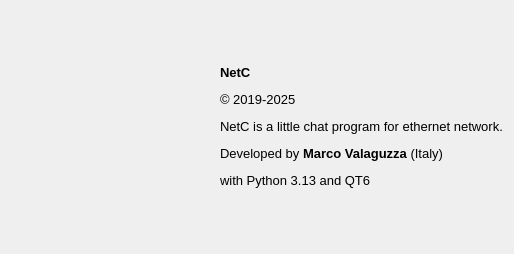
Old version of the form source/qtdesigner/program_info_ui.ui in the repository MValaguz/Echo.
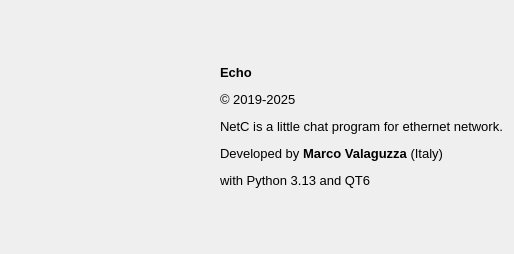
New version of the form. Icons and pictures are not drawn.

Patch:
```diff
--- a/source/qtdesigner/program_info_ui.ui
+++ b/source/qtdesigner/program_info_ui.ui
@@ -30,7 +30,7 @@
      <item row="0" column="1">
       <widget class="QLabel" name="label_2">
        <property name="text">
-        <string>&lt;html&gt;&lt;head/&gt;&lt;body&gt;&lt;p&gt;&lt;span style=&quot; font-size:10pt; font-weight:600;&quot;&gt;NetC&lt;/span&gt;&lt;/p&gt;&lt;p&gt;&lt;span style=&quot; font-size:10pt;&quot;&gt;© 2019-2025&lt;/span&gt;&lt;/p&gt;&lt;p&gt;&lt;span style=&quot; font-size:10pt;&quot;&gt;NetC is a little chat program for ethernet network.&lt;/span&gt;&lt;/p&gt;&lt;p&gt;&lt;span style=&quot; font-size:10pt;&quot;&gt;Developed by &lt;/span&gt;&lt;span style=&quot; font-size:10pt; font-weight:600;&quot;&gt;Marco Valaguzza&lt;/span&gt;&lt;span style=&quot; font-size:10pt;&quot;&gt; (Italy) &lt;/span&gt;&lt;/p&gt;&lt;p&gt;&lt;span style=&quot; font-size:10pt;&quot;&gt;with Python 3.13 and QT6&lt;/span&gt;&lt;/p&gt;&lt;/body&gt;&lt;/html&gt;</string>
+        <string>&lt;html&gt;&lt;head/&gt;&lt;body&gt;&lt;p&gt;&lt;span style=&quot; font-size:10pt; font-weight:600;&quot;&gt;Echo&lt;/span&gt;&lt;/p&gt;&lt;p&gt;&lt;span style=&quot; font-size:10pt;&quot;&gt;© 2019-2025&lt;/span&gt;&lt;/p&gt;&lt;p&gt;&lt;span style=&quot; font-size:10pt;&quot;&gt;NetC is a little chat program for ethernet network.&lt;/span&gt;&lt;/p&gt;&lt;p&gt;&lt;span style=&quot; font-size:10pt;&quot;&gt;Developed by &lt;/span&gt;&lt;span style=&quot; font-size:10pt; font-weight:600;&quot;&gt;Marco Valaguzza&lt;/span&gt;&lt;span style=&quot; font-size:10pt;&quot;&gt; (Italy) &lt;/span&gt;&lt;/p&gt;&lt;p&gt;&lt;span style=&quot; font-size:10pt;&quot;&gt;with Python 3.13 and QT6&lt;/span&gt;&lt;/p&gt;&lt;/body&gt;&lt;/html&gt;</string>
        </property>
        <property name="alignment">
         <set>Qt::AlignLeading|Qt::AlignLeft|Qt::AlignVCenter</set>
```
Left out of the diff: 6 changed lines with no effect on the pictures.
